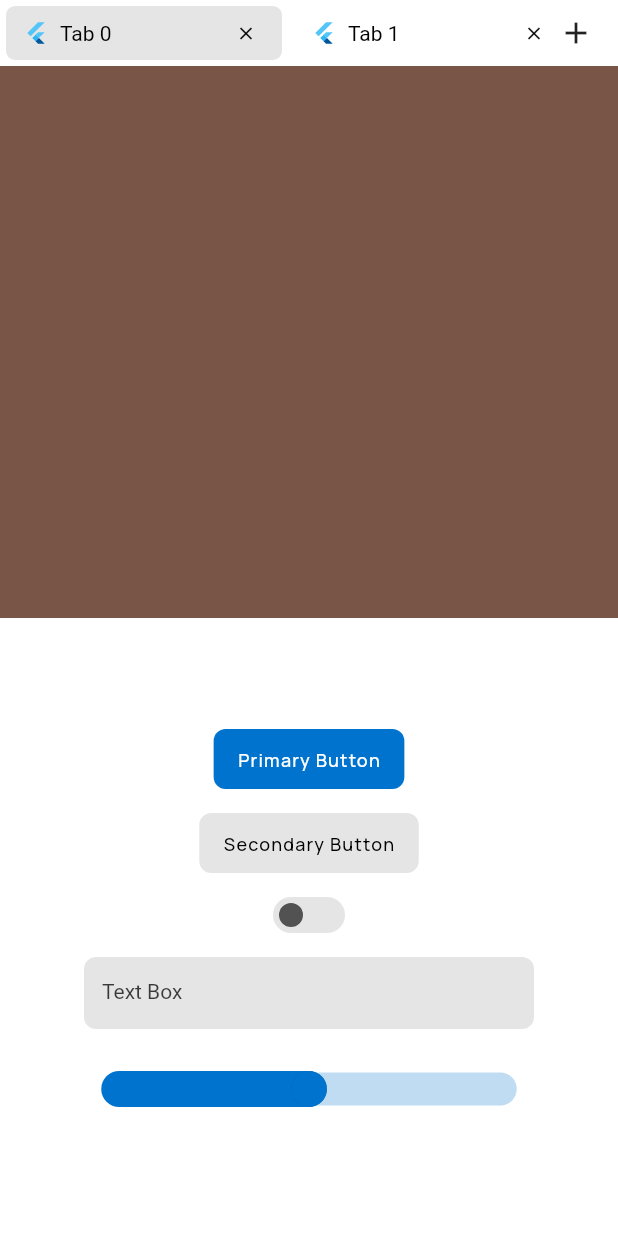
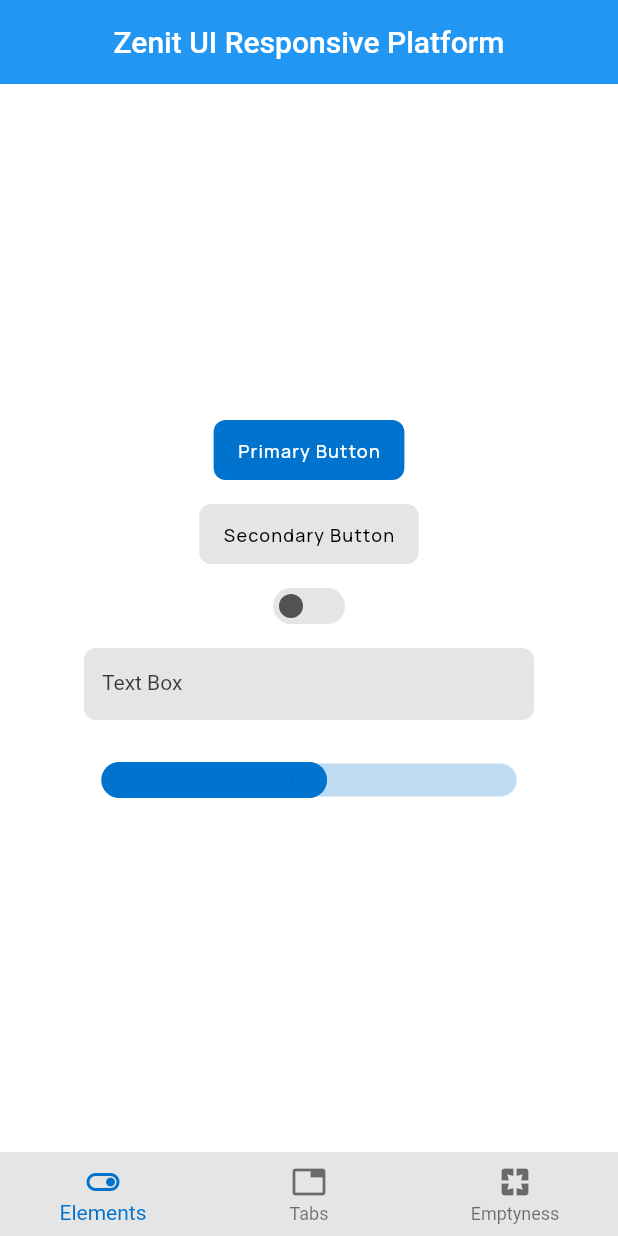
Before and after one commit to dahliaOS/zenit_ui, a Flutter app: the screen it shows after launch, on a phone screen of 412 x 824 dp. Run offline on Flutter 3.47's test engine with Material 2 defaults, Android fonts, the phone set to English and light mode, and no system bars; our stand-ins replace gap, google_fonts.

Commit message:
Version 0.0.6 - Introduce the ResponsivePlatform
ResponsivePlatform allows an easy to build a responsive page with multiple navigation desinations

```diff
--- a/example/lib/main.dart
+++ b/example/lib/main.dart
@@ -15,6 +15,7 @@ class MyApp extends StatefulWidget {
 }
 
 class _MyAppState extends State<MyApp> {
+  int _selectedIndex = 0;
   bool value = false;
   double val = 0.5;
   @override
@@ -23,13 +24,29 @@ class _MyAppState extends State<MyApp> {
       themeMode: value ? ThemeMode.dark : ThemeMode.light,
       theme: ExampleTheme.lightTheme,
       darkTheme: ExampleTheme.darkTheme,
-      home: Scaffold(
-        body: Column(
-          children: [
+      home: ResponsivePlatform(
+          appBar: AppBar(
+            elevation: 0.0,
+            title: const Text("Zenit UI Responsive Platform"),
+            centerTitle: true,
+          ),
+          selectedIndex: _selectedIndex,
+          onTap: (int index) {
+            setState(() {
+              _selectedIndex = index;
+            });
+          },
+          navigationElements: [
+            NavigationElement(
+                title: "Elements", icon: Icons.toggle_on_outlined),
+            NavigationElement(title: "Tabs", icon: Icons.tab),
+            NavigationElement(title: "Emptyness", icon: Icons.pages),
+          ],
+          body: [
+            zenitComponents(),
             tabView(),
-            zenitComponents(),
-          ],
-        ),
+            const SizedBox(),
+          ].elementAt(_selectedIndex)
       ),
     );
   }
--- /dev/null
+++ b/lib/src/layout/responsive/navigation_element.dart
@@ -0,0 +1,13 @@
+import 'package:zenit_ui/zenit_ui.dart';
+
+class NavigationElement {
+  final String title;
+  final String? route;
+  final IconData icon;
+
+  NavigationElement({
+    required this.title,
+    required this.icon,
+    this.route,
+  });
+}
--- /dev/null
+++ b/lib/src/layout/responsive/respsonsive_platform.dart
@@ -0,0 +1,190 @@
+import 'package:flutter/material.dart';
+import 'package:zenit_ui/src/layout/responsive/navigation_element.dart';
+import 'package:zenit_ui/src/theme/theme.dart';
+
+Key layoutKey = UniqueKey();
+
+class ResponsivePlatform extends StatefulWidget {
+  final bool disableAnimation;
+  final List<NavigationElement> navigationElements;
+  final ValueChanged<int>? onTap;
+  final int selectedIndex;
+  final PreferredSizeWidget? appBar;
+  final Widget? floatingActionButton;
+  final Widget? body;
+
+  const ResponsivePlatform({
+    super.key,
+    required this.navigationElements,
+    this.disableAnimation = false,
+    this.onTap,
+    required this.selectedIndex,
+    this.appBar,
+    this.floatingActionButton,
+    this.body,
+  }) : assert(
+          navigationElements.length > 2,
+          "You need at least 3 navigation elements",
+        );
+
+  @override
+  State<ResponsivePlatform> createState() => _ResponsivePlatformState();
+}
+
+late AnimationController _controller;
+late Animation<Offset> _railAnimation;
+late Animation<Offset> _bottomnavigationAnimation;
+
+class _ResponsivePlatformState extends State<ResponsivePlatform>
+    with SingleTickerProviderStateMixin {
+  @override
+  void initState() {
+    super.initState();
+    _controller = AnimationController(
+      vsync: this,
+      duration: const Duration(milliseconds: 150),
+    );
+
+    _railAnimation =
+        Tween<Offset>(begin: Offset.zero, end: const Offset(-1.0, 0.0))
+            .animate(_controller);
+    _bottomnavigationAnimation =
+        Tween<Offset>(begin: const Offset(0.0, 1.0), end: Offset.zero)
+            .animate(_controller);
+  }
+
+  @override
+  Widget build(BuildContext context) {
+    return LayoutBuilder(
+      key: layoutKey,
+      builder: (BuildContext context, BoxConstraints constraints) {
+        final bool isExpanded = constraints.maxWidth > 650;
+
+        isExpanded ? _controller.reverse() : _controller.forward();
+
+        return Scaffold(
+          appBar: widget.appBar,
+          floatingActionButton: widget.floatingActionButton,
+          body: Stack(
+            fit: StackFit.expand,
+            clipBehavior: Clip.antiAlias,
+            children: [
+              AnimatedBuilder(
+                animation: _controller,
+                builder: (BuildContext context, Widget? child) => Padding(
+                  padding: EdgeInsets.only(
+                    left: Tween<double>(begin: 72.0, end: 0.0)
+                        .animate(_controller)
+                        .value,
+                    bottom: Tween<double>(begin: 0.0, end: 56.0)
+                        .animate(_controller)
+                        .value,
+                  ),
+                  child: child,
+                ),
+                child: widget.body,
+              ),
+              Positioned(
+                left: 0.0,
+                bottom: 0.0,
+                top: 0.0,
+                child: SlideTransition(
+                  position: _railAnimation,
+                  child: _NavigationRail(
+                    selectedIndex: widget.selectedIndex,
+                    onTap: widget.onTap,
+                    navigationElements: widget.navigationElements,
+                  ),
+                ),
+              ),
+              Positioned(
+                bottom: 0.0,
+                left: 0.0,
+                right: 0.0,
+                child: SlideTransition(
+                  position: _bottomnavigationAnimation,
+                  child: _BottomNavigationBar(
+                    selectedIndex: widget.selectedIndex,
+                    onTap: widget.onTap,
+                    navigationElements: widget.navigationElements,
+                  ),
+                ),
+              ),
+            ],
+          ),
+        );
+      },
+    );
+  }
+}
+
+class _NavigationRail extends StatelessWidget {
+  const _NavigationRail({
+    Key? key,
+    required this.selectedIndex,
+    required this.onTap,
+    required this.navigationElements,
+  }) : super(key: key);
+
+  final int selectedIndex;
+  final ValueChanged<int>? onTap;
+  final List<NavigationElement> navigationElements;
+
+  @override
+  Widget build(BuildContext context) {
+    final ZenitTheme theme = ZenitTheme.of(context);
+
+    return NavigationRail(
+      backgroundColor: theme.surfaceColor,
+      selectedIndex: selectedIndex,
+      indicatorColor: theme.primaryColor,
+      onDestinationSelected: onTap,
+      labelType: NavigationRailLabelType.all,
+      destinations: navigationElements.map(
+        (NavigationElement element) {
+          return NavigationRailDestination(
+            icon: Icon(element.icon),
+            label: Text(element.title),
+          );
+        },
+      ).toList(),
+    );
+  }
+}
+
+class _BottomNavigationBar extends StatelessWidget {
+  const _BottomNavigationBar({
+    Key? key,
+    required this.selectedIndex,
+    required this.onTap,
+    required this.navigationElements,
+  }) : super(key: key);
+
+  final int selectedIndex;
+  final ValueChanged<int>? onTap;
+  final List<NavigationElement> navigationElements;
+
+  @override
+  Widget build(BuildContext context) {
+    final ZenitTheme theme = ZenitTheme.of(context);
+    return BottomNavigationBar(
+      backgroundColor: theme.surfaceColor,
+      elevation: 0.0,
+      type: BottomNavigationBarType.fixed,
+      currentIndex: selectedIndex,
+      onTap: onTap,
+      selectedItemColor: theme.primaryColor,
+      items: navigationElements
+          .map(
+            (NavigationElement element) => BottomNavigationBarItem(
+              icon: Icon(element.icon),
+              label: element.title,
+            ),
+          )
+          .toList(),
+    );
+  }
+}
+
+//TODO Implement this
+enum DesktopNavigationType { rail, top }
--- a/lib/zenit_ui.dart
+++ b/lib/zenit_ui.dart
@@ -6,14 +6,18 @@ import 'package:zenit_ui/src/controls/switch/switch.dart';
 import 'package:zenit_ui/src/controls/textfield/text_flield.dart';
 import 'package:zenit_ui/src/theme/theme.dart';
 
+// Default exports
 export 'package:flutter/material.dart' hide Chip, Switch, Tab, Theme;
 export 'package:flutter/widgets.dart';
 export 'package:gap/gap.dart';
+// Zenit exports
 export 'package:zenit_ui/src/controls/buttons/buttons.dart';
 export 'package:zenit_ui/src/controls/chip/chip.dart';
 export 'package:zenit_ui/src/controls/slider/slider.dart';
 export 'package:zenit_ui/src/controls/switch/switch.dart';
 export 'package:zenit_ui/src/controls/textfield/text_flield.dart';
+export 'package:zenit_ui/src/layout/responsive/navigation_element.dart';
+export 'package:zenit_ui/src/layout/responsive/respsonsive_platform.dart';
 export 'package:zenit_ui/src/layout/tab_view/tab.dart';
 export 'package:zenit_ui/src/layout/tab_view/tab_page.dart';
 export 'package:zenit_ui/src/layout/tab_view/tab_view.dart';
```
